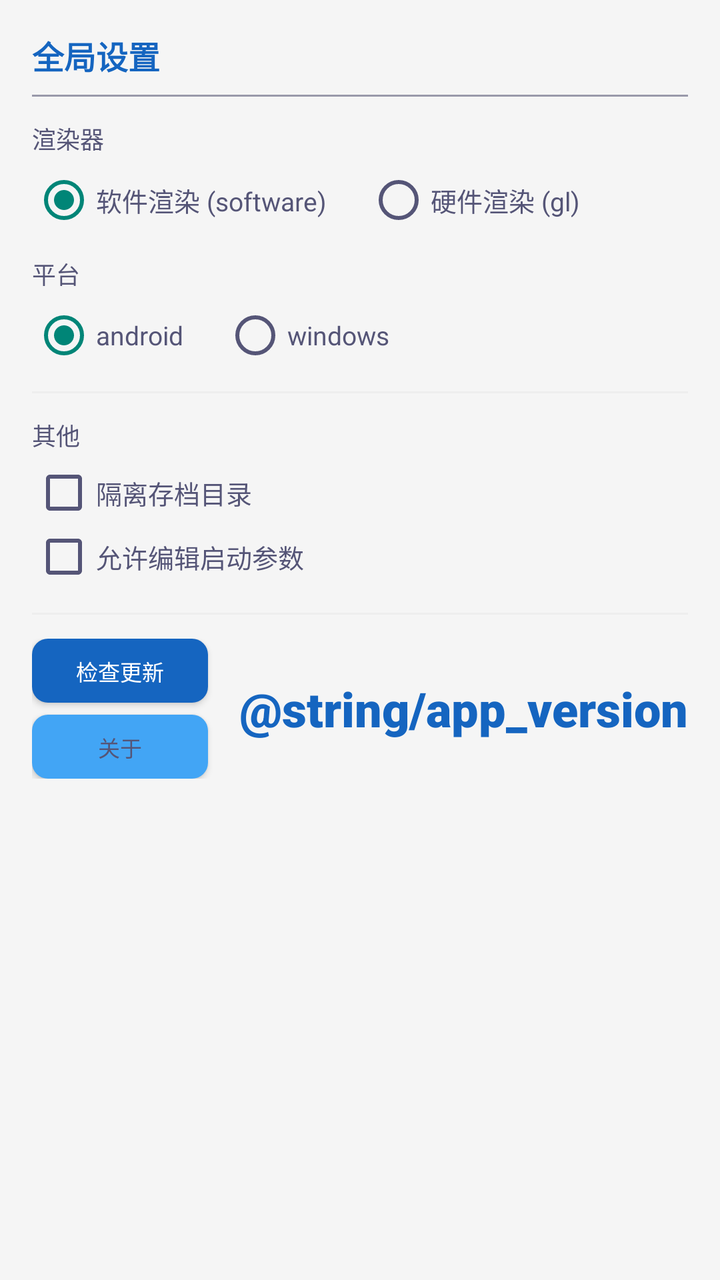
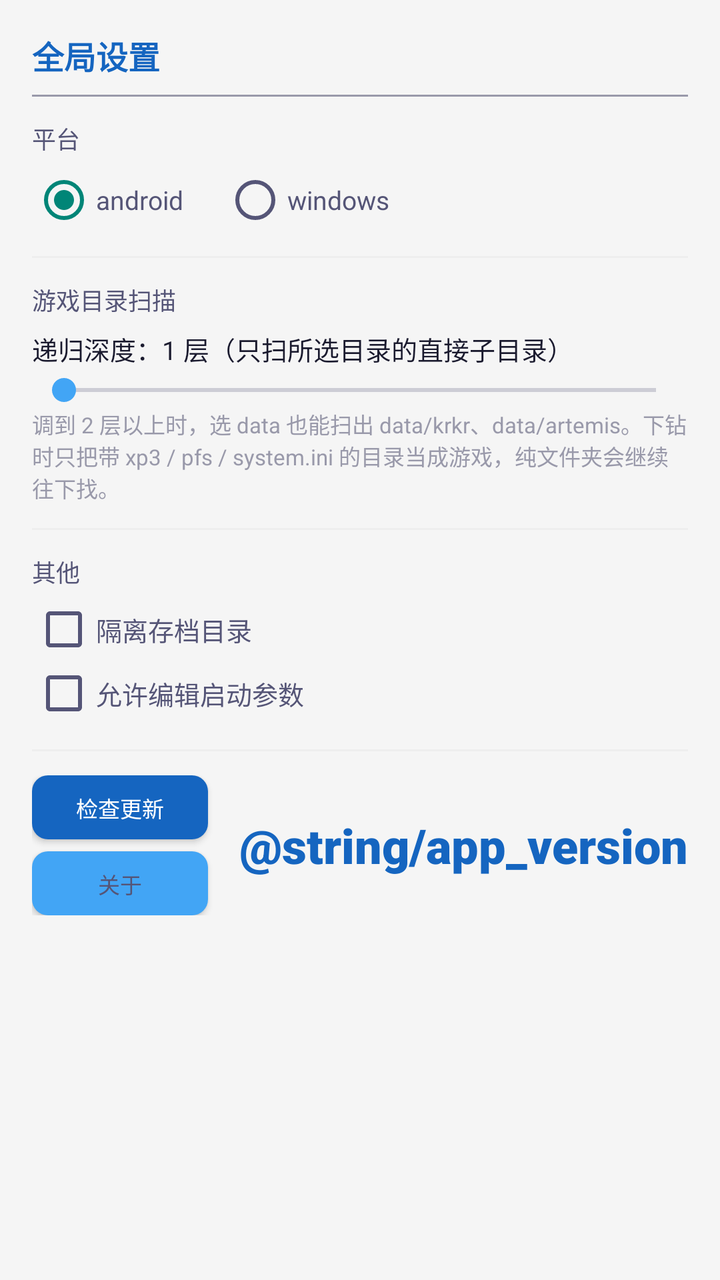

Before-and-after screenshots of an Android layout around one commit, followed by the original layout XML and the change that was made.
<!-- AndroidManifest.xml: application theme Theme.NimbusVN -->
<!-- res/layout/layout_gameconfig.xml -->
<?xml version="1.0" encoding="utf-8"?>
<LinearLayout xmlns:android="http://schemas.android.com/apk/res/android"
    xmlns:tools="http://schemas.android.com/tools"
    android:layout_width="match_parent"
    android:layout_height="wrap_content"
    android:background="@color/bg_medium"
    android:orientation="vertical"
    android:padding="16dp">

    <TextView
        android:layout_width="match_parent"
        android:layout_height="wrap_content"
        android:text="全局设置"
        android:textColor="@color/primary"
        android:textSize="16sp"
        android:textStyle="bold" />

    <View
        android:layout_width="match_parent"
        android:layout_height="1dp"
        android:layout_marginTop="8dp"
        android:layout_marginBottom="12dp"
        android:background="@color/text_muted" />

    
    <TextView
        android:layout_width="match_parent"
        android:layout_height="wrap_content"
        android:text="渲染器"
        android:textColor="@color/text_secondary"
        android:textSize="12sp" />

    <RadioGroup
        android:id="@+id/group_renderer"
        android:layout_width="wrap_content"
        android:layout_height="wrap_content"
        android:layout_marginTop="6dp"
        android:orientation="horizontal">

        <RadioButton
            android:id="@+id/button_render_software"
            android:layout_width="wrap_content"
            android:layout_height="wrap_content"
            android:checked="true"
            android:text="软件渲染 (software)"
            android:textColor="@color/text_secondary"
            android:textSize="13sp" />

        <RadioButton
            android:id="@+id/button_render_gl"
            android:layout_width="wrap_content"
            android:layout_height="wrap_content"
            android:layout_marginLeft="20dp"
            android:text="硬件渲染 (gl)"
            android:textColor="@color/text_secondary"
            android:textSize="13sp" />
    </RadioGroup>

    
    <TextView
        android:layout_width="match_parent"
        android:layout_height="wrap_content"
        android:layout_marginTop="12dp"
        android:text="平台"
        android:textColor="@color/text_secondary"
        android:textSize="12sp" />

    <RadioGroup
        android:id="@+id/group_platform"
        android:layout_width="wrap_content"
        android:layout_height="wrap_content"
        android:layout_marginTop="6dp"
        android:orientation="horizontal">

        <RadioButton
            android:id="@+id/button_platform_android"
            android:layout_width="wrap_content"
            android:layout_height="wrap_content"
            android:checked="true"
            android:text="android"
            android:textColor="@color/text_secondary"
            android:textSize="13sp" />

        <RadioButton
            android:id="@+id/button_platform_windows"
            android:layout_width="wrap_content"
            android:layout_height="wrap_content"
            android:layout_marginLeft="20dp"
            android:text="windows"
            android:textColor="@color/text_secondary"
            android:textSize="13sp" />
    </RadioGroup>

    <View
        android:layout_width="match_parent"
        android:layout_height="1dp"
        android:layout_marginTop="12dp"
        android:layout_marginBottom="12dp"
        android:background="@color/bg_card" />

    
    <TextView
        android:layout_width="match_parent"
        android:layout_height="wrap_content"
        android:text="其他"
        android:textColor="@color/text_secondary"
        android:textSize="12sp" />

    <CheckBox
        android:id="@+id/button_scopedsavedir"
        android:layout_width="match_parent"
        android:layout_height="wrap_content"
        android:layout_marginTop="4dp"
        android:text="隔离存档目录"
        android:textColor="@color/text_secondary"
        android:textSize="13sp" />

    <CheckBox
        android:id="@+id/button_alloweditargs"
        android:layout_width="match_parent"
        android:layout_height="wrap_content"
        android:text="允许编辑启动参数"
        android:textColor="@color/text_secondary"
        android:textSize="13sp" />

    <View
        android:layout_width="match_parent"
        android:layout_height="1dp"
        android:layout_marginTop="12dp"
        android:layout_marginBottom="12dp"
        android:background="@color/bg_card" />

    
    <LinearLayout
        android:layout_width="match_parent"
        android:layout_height="wrap_content"
        android:gravity="center_vertical"
        android:orientation="horizontal">

        <LinearLayout
            android:layout_width="0dp"
            android:layout_height="wrap_content"
            android:layout_weight="1"
            android:orientation="vertical">

            <Button
                android:id="@+id/button_checkupdate"
                android:layout_width="wrap_content"
                android:layout_height="32dp"
                android:background="@drawable/btn_primary"
                android:text="检查更新"
android:textColor="@color/white"
            android:textSize="11sp" />

            <Button
                android:id="@+id/button_about"
                android:layout_width="wrap_content"
                android:layout_height="32dp"
                android:layout_marginTop="6dp"
                android:background="@drawable/btn_secondary"
                android:text="关于"
                android:textColor="@color/text_secondary"
                android:textSize="11sp" />
        </LinearLayout>

        <TextView
            android:id="@+id/text_version"
            android:layout_width="wrap_content"
            android:layout_height="wrap_content"
            android:fontFamily="sans-serif-black"
            android:gravity="center"
            android:text="@string/app_version"
            android:textColor="@color/primary"
            android:textSize="24sp" />
    </LinearLayout>

</LinearLayout>
<!-- resources referenced by this layout -->
<resources>
  <color name="bg_card">#EEEEEE</color>
  <color name="bg_medium">#F5F5F5</color>
  <color name="primary">#1565C0</color>
  <color name="text_muted">#9999AA</color>
  <color name="text_secondary">#555577</color>
  <color name="white">#FFFFFFFF</color>
  <!-- drawable btn_primary (drawable) -->
  <?xml version="1.0" encoding="utf-8"?>
  <shape xmlns:android="http://schemas.android.com/apk/res/android"
      android:shape="rectangle">
      <solid android:color="@color/primary" />
      <corners android:radius="8dp" />
      <padding
          android:left="16dp"
          android:right="16dp"
          android:top="8dp"
          android:bottom="8dp" />
  </shape>
  <!-- drawable btn_secondary (drawable) -->
  <?xml version="1.0" encoding="utf-8"?>
  <shape xmlns:android="http://schemas.android.com/apk/res/android"
      android:shape="rectangle">
      <solid android:color="@color/secondary" />
      <corners android:radius="8dp" />
      <padding
          android:left="16dp"
          android:right="16dp"
          android:top="8dp"
          android:bottom="8dp" />
  </shape>
  <style name="Theme.NimbusVN" parent="Theme.MaterialComponents.DayNight.DarkActionBar.Bridge">
          
          <item name="colorPrimary">#1565C0</item>
          <item name="colorPrimaryVariant">#0D47A1</item>
          <item name="colorOnPrimary">@color/white</item>
          
          <item name="colorSecondary">#42A5F5</item>
          <item name="colorSecondaryVariant">#1E88E5</item>
          <item name="colorOnSecondary">@color/white</item>
          
          <item name="android:colorBackground">#F5F5F5</item>
          <item name="android:windowBackground">#F5F5F5</item>
          
          <item name="android:statusBarColor">#1565C0</item>
          <item name="android:navigationBarColor">#FFFFFF</item>
          
          <item name="android:textColorPrimary">#1a1a2e</item>
          <item name="android:textColorSecondary">#555577</item>
      </style>
  <color name="secondary">#42A5F5</color>
</resources>

<!-- the commit's change to res/layout/layout_gameconfig.xml (unified diff, before → after) -->
@@ -26,41 +26,6 @@
     <TextView
         android:layout_width="match_parent"
         android:layout_height="wrap_content"
-        android:text="渲染器"
-        android:textColor="@color/text_secondary"
-        android:textSize="12sp" />
-
-    <RadioGroup
-        android:id="@+id/group_renderer"
-        android:layout_width="wrap_content"
-        android:layout_height="wrap_content"
-        android:layout_marginTop="6dp"
-        android:orientation="horizontal">
-
-        <RadioButton
-            android:id="@+id/button_render_software"
-            android:layout_width="wrap_content"
-            android:layout_height="wrap_content"
-            android:checked="true"
-            android:text="软件渲染 (software)"
-            android:textColor="@color/text_secondary"
-            android:textSize="13sp" />
-
-        <RadioButton
-            android:id="@+id/button_render_gl"
-            android:layout_width="wrap_content"
-            android:layout_height="wrap_content"
-            android:layout_marginLeft="20dp"
-            android:text="硬件渲染 (gl)"
-            android:textColor="@color/text_secondary"
-            android:textSize="13sp" />
-    </RadioGroup>
-
-    
-    <TextView
-        android:layout_width="match_parent"
-        android:layout_height="wrap_content"
-        android:layout_marginTop="12dp"
         android:text="平台"
         android:textColor="@color/text_secondary"
         android:textSize="12sp" />
@@ -90,6 +55,47 @@
             android:textColor="@color/text_secondary"
             android:textSize="13sp" />
     </RadioGroup>
+
+    <View
+        android:layout_width="match_parent"
+        android:layout_height="1dp"
+        android:layout_marginTop="12dp"
+        android:layout_marginBottom="12dp"
+        android:background="@color/bg_card" />
+
+    
+    <TextView
+        android:layout_width="match_parent"
+        android:layout_height="wrap_content"
+        android:text="游戏目录扫描"
+        android:textColor="@color/text_secondary"
+        android:textSize="12sp" />
+
+    <TextView
+        android:id="@+id/text_scandepth"
+        android:layout_width="match_parent"
+        android:layout_height="wrap_content"
+        android:layout_marginTop="6dp"
+        android:text="递归深度：1 层（只扫所选目录的直接子目录）"
+        android:textColor="@color/text_primary"
+        android:textSize="13sp" />
+
+    <SeekBar
+        android:id="@+id/seek_scandepth"
+        android:layout_width="match_parent"
+        android:layout_height="wrap_content"
+        android:layout_marginTop="2dp"
+        android:max="5"
+        android:progress="0"
+        android:progressTint="@color/secondary"
+        android:thumbTint="@color/secondary" />
+
+    <TextView
+        android:layout_width="match_parent"
+        android:layout_height="wrap_content"
+        android:text="调到 2 层以上时，选 data 也能扫出 data/krkr、data/artemis。下钻时只把带 xp3 / pfs / system.ini 的目录当成游戏，纯文件夹会继续往下找。"
+        android:textColor="@color/text_muted"
+        android:textSize="11sp" />
 
     <View
         android:layout_width="match_parent"
<!-- resource entries referenced after the edit -->
@@ -4,6 +4,7 @@
   <color name="bg_medium">#F5F5F5</color>
   <color name="primary">#1565C0</color>
   <color name="text_muted">#9999AA</color>
+  <color name="text_primary">#1a1a2e</color>
   <color name="text_secondary">#555577</color>
   <color name="white">#FFFFFFFF</color>
   <!-- drawable btn_primary (drawable) -->
